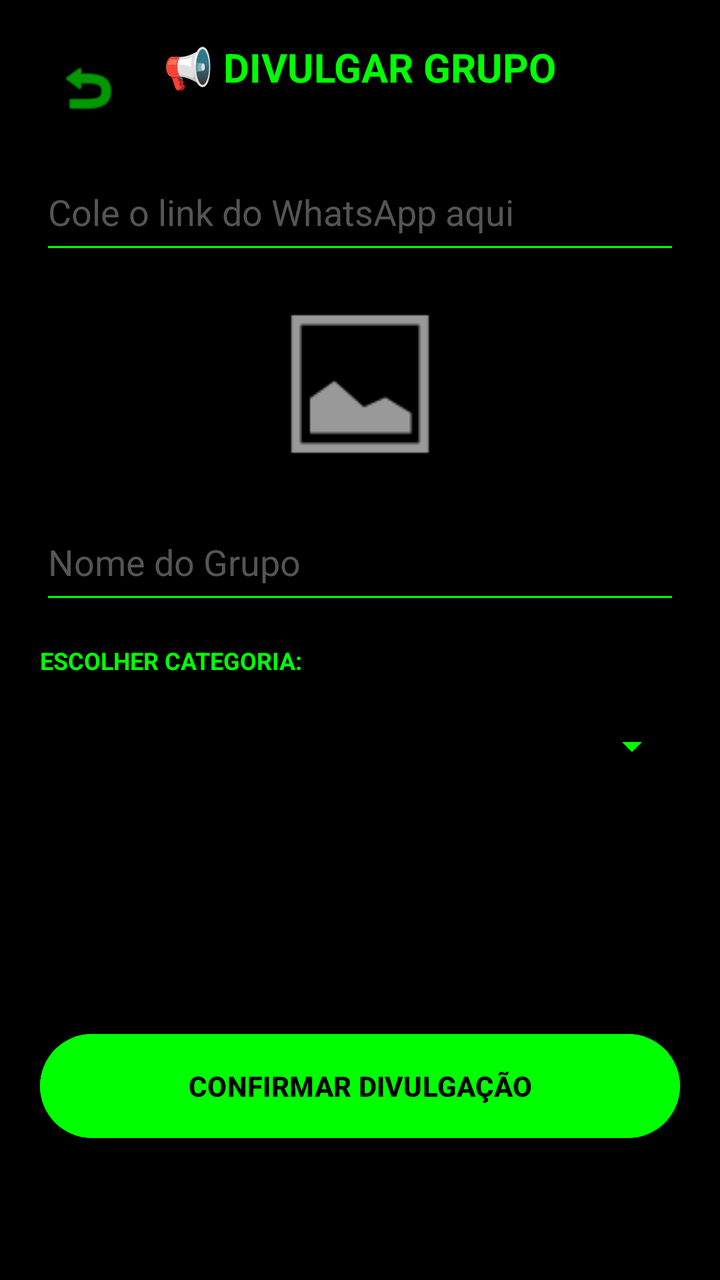
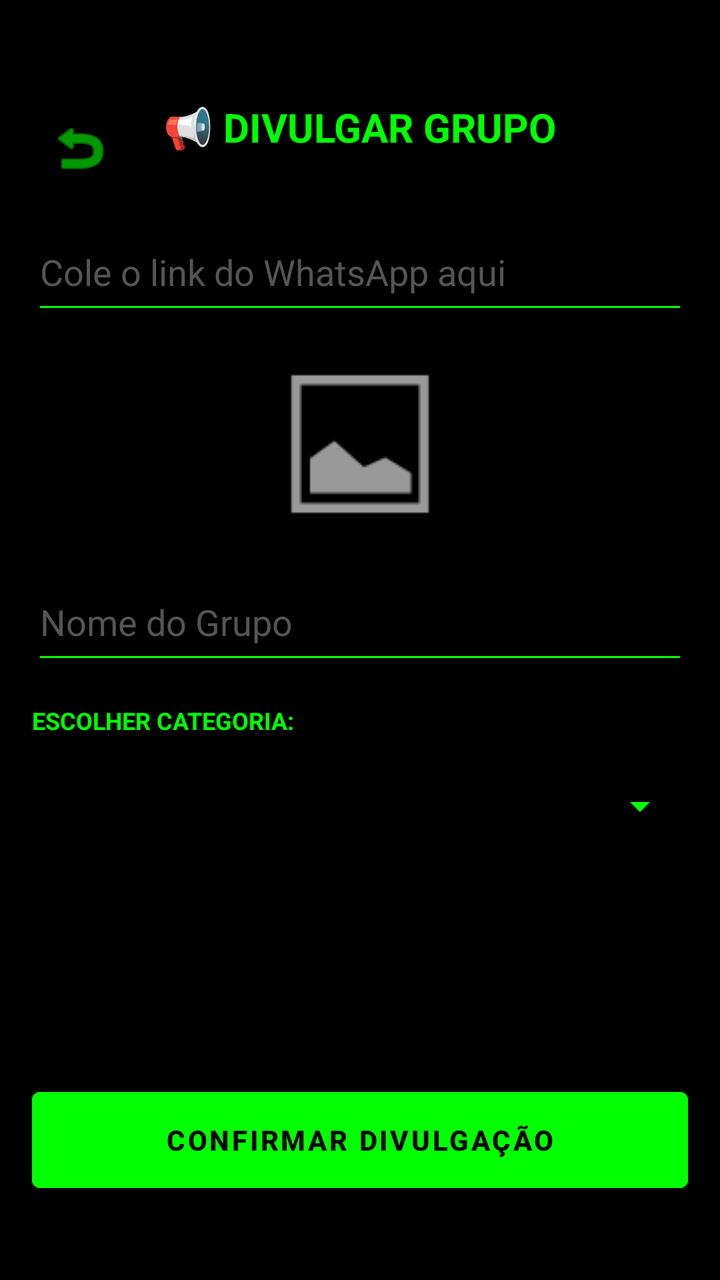

An Android layout rendered at two revisions. The XML below is the earlier revision; the diff shows what the commit changed to produce the second picture.
<!-- AndroidManifest.xml: application theme Theme.CyberSoberano -->
<!-- res/layout/activity_adicionar_grupo.xml -->
<?xml version="1.0" encoding="utf-8"?>
<RelativeLayout xmlns:android="http://schemas.android.com/apk/res/android"
    android:layout_width="match_parent"
    android:layout_height="match_parent"
    android:background="#000000"
    android:padding="20dp">

    <ImageButton
        android:id="@+id/btnVoltar"
        android:layout_width="48dp"
        android:layout_height="48dp"
        android:background="?attr/selectableItemBackgroundBorderless"
        android:src="@android:drawable/ic_menu_revert"
        android:tint="#00FF00" />

    <TextView
        android:id="@+id/titulo"
        android:layout_width="wrap_content"
        android:layout_height="wrap_content"
        android:layout_centerHorizontal="true"
        android:text="📢 DIVULGAR GRUPO"
        android:textColor="#00FF00"
        android:textSize="20sp"
        android:textStyle="bold" />

    <EditText
        android:id="@+id/editLink"
        android:layout_width="match_parent"
        android:layout_height="55dp"
        android:layout_below="@id/titulo"
        android:layout_marginTop="30dp"
        android:hint="Cole o link do WhatsApp aqui"
        android:textColorHint="#555555"
        android:textColor="#FFFFFF"
        android:backgroundTint="#00FF00"
        android:inputType="textUri" />

    <ImageView
        android:id="@+id/imgGrupo"
        android:layout_width="100dp"
        android:layout_height="100dp"
        android:layout_below="@id/editLink"
        android:layout_centerHorizontal="true"
        android:layout_marginTop="10dp"
        android:src="@android:drawable/ic_menu_gallery" />

    <EditText
        android:id="@+id/editNome"
        android:layout_width="match_parent"
        android:layout_height="55dp"
        android:layout_below="@id/imgGrupo"
        android:layout_marginTop="10dp"
        android:hint="Nome do Grupo"
        android:textColorHint="#555555"
        android:textColor="#FFFFFF"
        android:backgroundTint="#00FF00" />

    <TextView
        android:id="@+id/txtLabelCat"
        android:layout_width="wrap_content"
        android:layout_height="wrap_content"
        android:layout_below="@id/editNome"
        android:layout_marginTop="15dp"
        android:text="ESCOLHER CATEGORIA:"
        android:textColor="#00FF00"
        android:textSize="12sp"
        android:textStyle="bold" />

    <Spinner
        android:id="@+id/spinnerCategoria"
        android:layout_width="800dp"
        android:layout_height="70dp"
        android:layout_below="@+id/editNome"
        android:layout_marginTop="31dp"
        android:backgroundTint="#00FF00"
        android:padding="10dp" />

    <Button
        android:id="@+id/btnConfirmarDivulgacao"
        android:layout_width="match_parent"
        android:layout_height="60dp"
        android:layout_alignParentBottom="true"
        android:layout_marginBottom="47dp"
        android:backgroundTint="#00FF00"
        android:text="CONFIRMAR DIVULGAÇÃO"
        android:textColor="#000000"
        android:textStyle="bold" />

</RelativeLayout>
<!-- resources referenced by this layout -->
<resources>
  <style name="Theme.CyberSoberano" parent="Base.Theme.CyberSoberano" />
  <style name="Base.Theme.CyberSoberano" parent="Theme.Material3.DayNight.NoActionBar">
          
          
      </style>
</resources>

<!-- the commit's change to res/layout/activity_adicionar_grupo.xml (unified diff, before → after) -->
@@ -3,7 +3,8 @@
     android:layout_width="match_parent"
     android:layout_height="match_parent"
     android:background="#000000"
-    android:padding="20dp">
+    android:paddingTop="50dp"  android:paddingStart="16dp"
+    android:paddingEnd="16dp">
 
     <ImageButton
         android:id="@+id/btnVoltar"
@@ -80,7 +81,7 @@
         android:layout_width="match_parent"
         android:layout_height="60dp"
         android:layout_alignParentBottom="true"
-        android:layout_marginBottom="47dp"
+        android:layout_marginBottom="40dp"
         android:backgroundTint="#00FF00"
         android:text="CONFIRMAR DIVULGAÇÃO"
         android:textColor="#000000"
<!-- resource entries referenced after the edit -->
@@ -1,9 +1,25 @@
 <!-- resources referenced by this layout -->
 <resources>
-  <style name="Theme.CyberSoberano" parent="Base.Theme.CyberSoberano" />
-  <style name="Base.Theme.CyberSoberano" parent="Theme.Material3.DayNight.NoActionBar">
-          
-          
+  <style name="Theme.CyberSoberano" parent="Theme.MaterialComponents.NoActionBar">
+          <item name="colorPrimary">#000000</item>
+          <item name="colorPrimaryVariant">#000000</item>
+          <item name="colorOnPrimary">#00FF00</item>
+  
+          <item name="colorSecondary">#00FF00</item>
+          <item name="colorSecondaryVariant">#00CC00</item>
+          <item name="colorOnSecondary">#000000</item>
+  
+          <item name="android:statusBarColor" tools:targetApi="l">#000000</item>
+  
+          <item name="android:windowBackground">#000000</item>
+  
+          <item name="alertDialogTheme">@style/ThemeOverlay.CyberSoberano.Dialog</item>
+          <item name="materialAlertDialogTheme">@style/ThemeOverlay.CyberSoberano.Dialog</item>
+      </style>
+  <style name="ThemeOverlay.CyberSoberano.Dialog" parent="ThemeOverlay.MaterialComponents.MaterialAlertDialog">
+          <item name="colorPrimary">#00FF00</item>
+          <item name="android:textColorPrimary">#00FF00</item>
+          <item name="android:background">#111111</item>
       </style>
 </resources>
 
